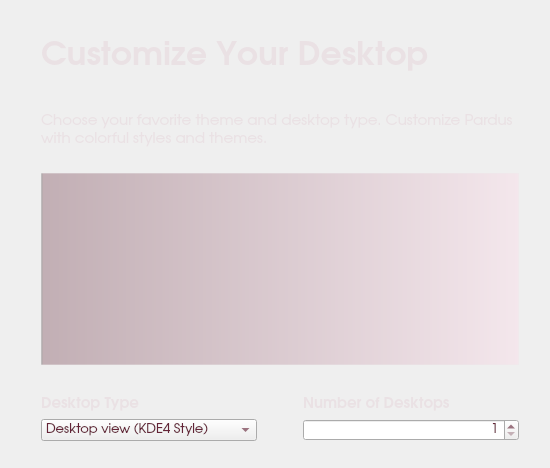
Above: kde/kaptan/src/gui/styleWidget.ui from pars-linux/uludag before the change. Below: the same form after it.
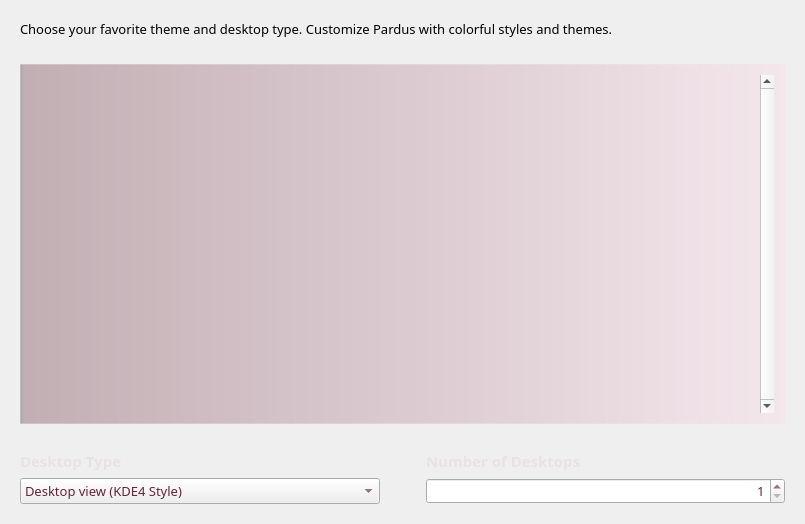
That is the form after the change.

```diff
--- a/kde/kaptan/src/gui/styleWidget.ui
+++ b/kde/kaptan/src/gui/styleWidget.ui
@@ -6,8 +6,8 @@
    <rect>
     <x>0</x>
     <y>0</y>
-    <width>550</width>
-    <height>468</height>
+    <width>805</width>
+    <height>524</height>
    </rect>
   </property>
   <property name="font">
@@ -20,75 +20,20 @@
    <string>Themes</string>
   </property>
   <property name="styleSheet">
-   <string>color: rgb(234, 225, 228);</string>
+   <string notr="true">QListWidget{
+background-color: qlineargradient(spread:pad, x1:0, y1:0, x2:1, y2:0, stop:0 rgba(0, 0, 0, 81), stop:0.00537634 rgba(95, 34, 52, 80), stop:1 rgba(255, 213, 230, 80));
+border: 1px solid rgb(236, 236, 236, 80);
+color: rgb(234, 225, 228);
+}</string>
   </property>
   <layout class="QGridLayout" name="gridLayout">
-   <item row="0" column="1">
-    <spacer name="verticalSpacer">
-     <property name="orientation">
-      <enum>Qt::Vertical</enum>
-     </property>
-     <property name="sizeType">
-      <enum>QSizePolicy::Expanding</enum>
-     </property>
-     <property name="sizeHint" stdset="0">
-      <size>
-       <width>20</width>
-       <height>18</height>
-      </size>
-     </property>
-    </spacer>
-   </item>
-   <item row="1" column="1" colspan="2">
+   <property name="margin">
+    <number>20</number>
+   </property>
+   <item row="0" column="0" colspan="2">
     <layout class="QVBoxLayout" name="verticalLayout">
      <item>
-      <widget class="QLabel" name="label">
-       <property name="sizePolicy">
-        <sizepolicy hsizetype="Fixed" vsizetype="Fixed">
-         <horstretch>0</horstretch>
-         <verstretch>0</verstretch>
-        </sizepolicy>
-       </property>
-       <property name="minimumSize">
-        <size>
-         <width>0</width>
-         <height>50</height>
-        </size>
-       </property>
-       <property name="font">
-        <font>
-         <family>URW Gothic L</family>
-         <pointsize>25</pointsize>
-         <weight>75</weight>
-         <bold>true</bold>
-        </font>
-       </property>
-       <property name="styleSheet">
-        <string>color: rgb(234, 225, 228);</string>
-       </property>
-       <property name="text">
-        <string>Customize Your Desktop</string>
-       </property>
-      </widget>
-     </item>
-     <item>
-      <spacer name="verticalSpacer_5">
-       <property name="orientation">
-        <enum>Qt::Vertical</enum>
-       </property>
-       <property name="sizeType">
-        <enum>QSizePolicy::Fixed</enum>
-       </property>
-       <property name="sizeHint" stdset="0">
-        <size>
-         <width>20</width>
-         <height>30</height>
-        </size>
-       </property>
-      </spacer>
-     </item>
-     <item>
-      <widget class="QLabel" name="labelMouseDesc">
+      <widget class="QLabel" name="description">
        <property name="minimumSize">
         <size>
          <width>300</width>
@@ -97,14 +42,14 @@
        </property>
        <property name="font">
         <font>
-         <family>URW Gothic L</family>
-         <pointsize>11</pointsize>
+         <family>Sans Serif</family>
+         <pointsize>10</pointsize>
          <weight>50</weight>
          <bold>false</bold>
         </font>
        </property>
        <property name="styleSheet">
-        <string notr="true">color: rgb(234, 225, 228);</string>
+        <string notr="true"/>
        </property>
        <property name="text">
         <string>Choose your favorite theme and desktop type. Customize Pardus with colorful styles and themes.</string>
@@ -132,6 +77,9 @@
      </item>
      <item>
       <widget class="QListWidget" name="listStyles">
+       <property name="enabled">
+        <bool>true</bool>
+       </property>
        <property name="minimumSize">
         <size>
          <width>0</width>
@@ -141,19 +89,66 @@
        <property name="font">
         <font>
          <family>URW Gothic L</family>
-         <pointsize>11</pointsize>
+         <pointsize>8</pointsize>
          <weight>50</weight>
          <bold>false</bold>
         </font>
        </property>
        <property name="styleSheet">
-        <string>#listStyles{
-background-color: qlineargradient(spread:pad, x1:0, y1:0, x2:1, y2:0, stop:0 rgba(0, 0, 0, 81), stop:0.00537634 rgba(95, 34, 52, 80), stop:1 rgba(255, 213, 230, 80));
+        <string notr="true">#listStyles{padding:10px;}
 
-border: 1px solid rgb(236, 236, 236, 80);
+ QListWidget::item{
+height: 170px
 
-color: rgb(234, 225, 228);
-}</string>
+}
+
+ QListWidget::item:selected {
+     border: 1px solid #6a6ea9;
+ }
+
+ QListWidget::item:selected:!active {
+     background: qlineargradient(x1: 0, y1: 0, x2: 0, y2: 1,
+                                 stop: 0 #ABAFE5, stop: 1 #8588B2);
+ }</string>
+       </property>
+       <property name="frameShape">
+        <enum>QFrame::NoFrame</enum>
+       </property>
+       <property name="verticalScrollBarPolicy">
+        <enum>Qt::ScrollBarAlwaysOn</enum>
+       </property>
+       <property name="movement">
+        <enum>QListView::Static</enum>
+       </property>
+       <property name="isWrapping" stdset="0">
+        <bool>true</bool>
+       </property>
+       <property name="resizeMode">
+        <enum>QListView::Adjust</enum>
+       </property>
+       <property name="layoutMode">
+        <enum>QListView::Batched</enum>
+       </property>
+       <property name="spacing">
+        <number>170</number>
+       </property>
+       <property name="gridSize">
+        <size>
+         <width>130</width>
+         <height>170</height>
+        </size>
+       </property>
+       <property name="viewMode">
+        <enum>QListView::IconMode</enum>
+       </property>
+       <property name="uniformItemSizes">
+        <bool>true</bool>
+       </property>
+       <property name="batchSize">
+        <number>170</number>
+       </property>
+       <property name="selectionRectVisible">
+        <bool>true</bool>
        </property>
       </widget>
      </item>
@@ -181,14 +176,14 @@
           <widget class="QLabel" name="labelDesktopType">
            <property name="font">
             <font>
-             <family>URW Gothic L</family>
+             <family>Sans Serif</family>
              <pointsize>11</pointsize>
              <weight>75</weight>
              <bold>true</bold>
             </font>
            </property>
            <property name="styleSheet">
-            <string notr="true"/>
+            <string notr="true">color: rgb(234, 225, 228);</string>
            </property>
            <property name="text">
             <string>Desktop Type</string>
@@ -199,7 +194,7 @@
           <widget class="QComboBox" name="comboBoxDesktopType">
            <property name="font">
             <font>
-             <family>URW Gothic L</family>
+             <family>Sans Serif</family>
              <pointsize>10</pointsize>
             </font>
            </property>
@@ -242,14 +237,14 @@
           <widget class="QLabel" name="labelDesktopNumbers">
            <property name="font">
             <font>
-             <family>URW Gothic L</family>
+             <family>Sans Serif</family>
              <pointsize>11</pointsize>
              <weight>75</weight>
              <bold>true</bold>
             </font>
            </property>
            <property name="styleSheet">
-            <string notr="true"/>
+            <string notr="true">color: rgb(234, 225, 228);</string>
            </property>
            <property name="text">
             <string>Number of Desktops</string>
@@ -260,7 +255,7 @@
           <widget class="QSpinBox" name="spinBoxDesktopNumbers">
            <property name="font">
             <font>
-             <family>URW Gothic L</family>
+             <family>Sans Serif</family>
              <pointsize>10</pointsize>
             </font>
            </property>
@@ -287,54 +282,6 @@
      </item>
     </layout>
    </item>
-   <item row="2" column="2">
-    <spacer name="verticalSpacer_2">
-     <property name="orientation">
-      <enum>Qt::Vertical</enum>
-     </property>
-     <property name="sizeType">
-      <enum>QSizePolicy::Expanding</enum>
-     </property>
-     <property name="sizeHint" stdset="0">
-      <size>
-       <width>20</width>
-       <height>17</height>
-      </size>
-     </property>
-    </spacer>
-   </item>
-   <item row="1" column="0">
-    <spacer name="horizontalSpacer_2">
-     <property name="orientation">
-      <enum>Qt::Horizontal</enum>
-     </property>
-     <property name="sizeType">
-      <enum>QSizePolicy::Fixed</enum>
-     </property>
-     <property name="sizeHint" stdset="0">
-      <size>
-       <width>30</width>
-       <height>20</height>
-      </size>
-     </property>
-    </spacer>
-   </item>
-   <item row="1" column="3">
-    <spacer name="horizontalSpacer_3">
-     <property name="orientation">
-      <enum>Qt::Horizontal</enum>
-     </property>
-     <property name="sizeType">
-      <enum>QSizePolicy::Fixed</enum>
-     </property>
-     <property name="sizeHint" stdset="0">
-      <size>
-       <width>20</width>
-       <height>20</height>
-      </size>
-     </property>
-    </spacer>
-   </item>
   </layout>
  </widget>
  <resources/>
```
